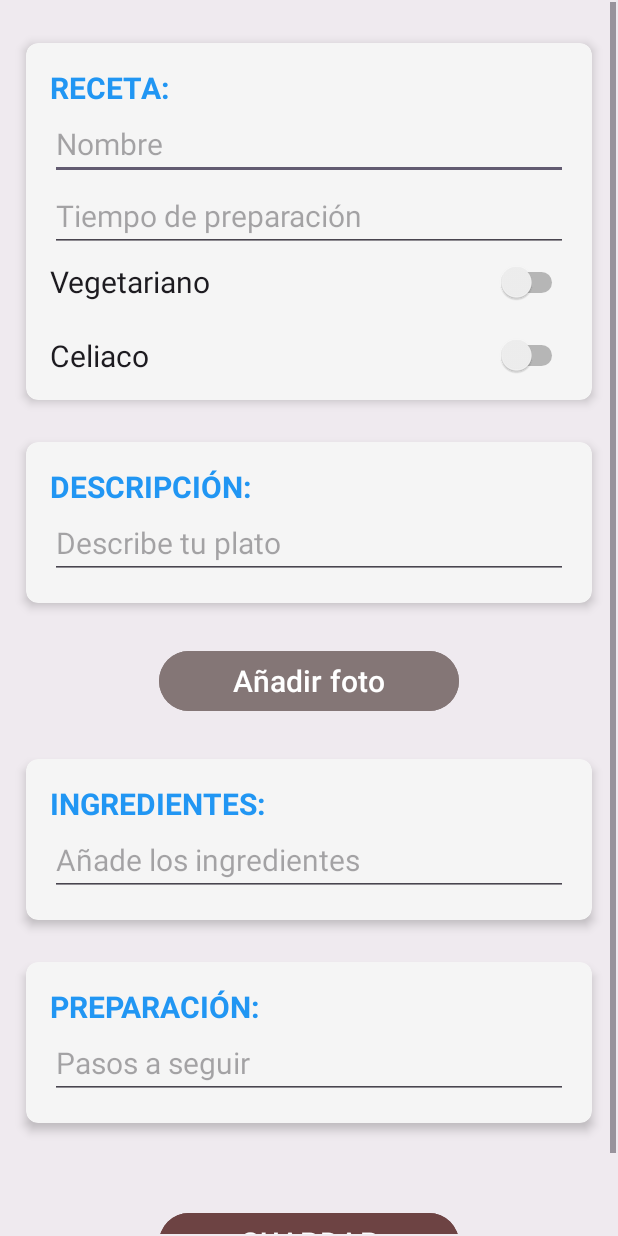
After one commit to Jardala35/ProyectoIntegradorlaolla, an Android app: the Anadir screen opened directly, with no data from a screen before it, on a phone screen of 412 x 824 dp. The commit adds this screen. Run offline under Robolectric (Android 15) with nearby library versions, the phone set to English and light mode, and no system bars; Roboto replaces fonts that are not available here.

Commit message:
Algunos cambios

```diff
--- a/app/src/main/AndroidManifest.xml
+++ b/app/src/main/AndroidManifest.xml
@@ -25,6 +25,9 @@
             android:name=".Receta"
             android:exported="false" />
         <activity
+            android:name=".Anadir"
+            android:exported="false" />
+        <activity
             android:name=".MainActivity"
             android:exported="false">
 
--- /dev/null
+++ b/app/src/main/java/com/example/proyectointegradorlaolla/Anadir.java
@@ -0,0 +1,52 @@
+package com.example.proyectointegradorlaolla;
+
+import android.os.Bundle;
+import android.view.View;
+import android.widget.EditText;
+import android.widget.Switch;
+
+import androidx.activity.EdgeToEdge;
+import androidx.appcompat.app.AppCompatActivity;
+import androidx.core.graphics.Insets;
+import androidx.core.view.ViewCompat;
+import androidx.core.view.WindowInsetsCompat;
+
+public class Anadir extends AppCompatActivity {
+
+    private EditText nombre;
+    private EditText tiempo;
+    private EditText descripcion;
+    private EditText ingredientes;
+    private EditText pasos;
+    private Switch vegetariano;
+    private Switch celiaco;
+
+    @Override
+    protected void onCreate(Bundle savedInstanceState) {
+        super.onCreate(savedInstanceState);
+        EdgeToEdge.enable(this);
+        setContentView(R.layout.activity_anadir);
+        nombre = findViewById(R.id.editTextnombre);
+        tiempo = findViewById(R.id.editTexttiempo);
+        descripcion = findViewById(R.id.editTextdescripcion);
+        ingredientes = findViewById(R.id.editTextingredientes);
+        pasos = findViewById(R.id.editTextpreparacion);
+        vegetariano = findViewById(R.id.swveg);
+        celiaco = findViewById(R.id.swcel);
+
+    }
+
+    public void guardarReceta(View view){
+
+
+
+        nombre.setText("");
+        tiempo.setText("");
+        descripcion.setText("");
+        ingredientes.setText("");
+        pasos.setText("");
+        vegetariano.setChecked(false);
+        celiaco.setChecked(false);
+        finish();
+    }
+}
--- a/app/src/main/java/com/example/proyectointegradorlaolla/MainActivity.java
+++ b/app/src/main/java/com/example/proyectointegradorlaolla/MainActivity.java
@@ -14,6 +14,7 @@ import androidx.appcompat.app.AppCompatActivity;
 import androidx.recyclerview.widget.LinearLayoutManager;
 import androidx.recyclerview.widget.RecyclerView;
 
+import com.google.android.material.tabs.TabLayout;
 import com.google.firebase.database.DataSnapshot;
 import com.google.firebase.database.DatabaseError;
 import com.google.firebase.database.DatabaseReference;
@@ -27,12 +28,23 @@ public class MainActivity extends AppCompatActivity {
     private RecyclerView miRecyclerView;
     private LinearLayoutManager miLayoutManager;
     private ElAdaptador miAdapter;
+
+    private TabLayout tl;
+    private TabLayout.Tab itb1;
     private ArrayList<ItemLista> datos;
     private FirebaseDatabase db;
     private FirebaseStorage fs;
 
 
     ActivityResultLauncher<Intent> stfrores = registerForActivityResult(new ActivityResultContracts.StartActivityForResult(), new ActivityResultCallback<ActivityResult>() {
+        @Override
+        public void onActivityResult(ActivityResult result) {
+            if(result.getResultCode() == RESULT_OK){
+
+            }
+        }
+    });
+    ActivityResultLauncher<Intent> stfrores2 = registerForActivityResult(new ActivityResultContracts.StartActivityForResult(), new ActivityResultCallback<ActivityResult>() {
         @Override
         public void onActivityResult(ActivityResult result) {
             if(result.getResultCode() == RESULT_OK){
@@ -67,8 +79,35 @@ public class MainActivity extends AppCompatActivity {
             }
         });
         miRecyclerView.setAdapter(miAdapter);
-    }
-    private void cargarDatos(ArrayList datos){
+        tl = findViewById(R.id.tablayout);
+        tl.addOnTabSelectedListener(new TabLayout.OnTabSelectedListener() {
+            @Override
+            public void onTabSelected(TabLayout.Tab tab) {
+
+                int tabPosition = tab.getPosition();
+                switch (tabPosition) {
+                    case 0:
+                        break;
+                    case 1:
+
+                        Intent intent = new Intent(getApplicationContext(), Anadir.class);
+                        stfrores2.launch(intent);
+                        tl.getTabAt(0).select();
+                        break;
+                }
+            }
+
+            @Override
+            public void onTabUnselected(TabLayout.Tab tab) {
+
+            }
+
+            @Override
+            public void onTabReselected(TabLayout.Tab tab) {
+
+            }
+        });}
+    public void cargarDatos(ArrayList datos){
         DatabaseReference dr = db.getInstance().getReference().child("recetas");
         dr.addListenerForSingleValueEvent(new ValueEventListener() {
             @Override
@@ -80,7 +119,6 @@ public class MainActivity extends AppCompatActivity {
                }
 
             }
-
             @Override
             public void onCancelled(@NonNull DatabaseError error) {
 
--- /dev/null
+++ b/app/src/main/res/layout/activity_anadir.xml
@@ -0,0 +1,265 @@
+<?xml version="1.0" encoding="utf-8"?>
+<androidx.constraintlayout.widget.ConstraintLayout xmlns:android="http://schemas.android.com/apk/res/android"
+    xmlns:app="http://schemas.android.com/apk/res-auto"
+    xmlns:tools="http://schemas.android.com/tools"
+    android:id="@+id/main"
+    android:layout_width="match_parent"
+    android:layout_height="match_parent"
+    android:background="#5ED3D3D3"
+    tools:context=".Anadir">
+
+    <ScrollView
+        android:id="@+id/scrollView2"
+        android:layout_width="0dp"
+        android:layout_height="0dp"
+        android:layout_marginStart="1dp"
+        android:layout_marginTop="1dp"
+        android:layout_marginEnd="1dp"
+        android:layout_marginBottom="1dp"
+        app:layout_constraintBottom_toBottomOf="parent"
+        app:layout_constraintEnd_toEndOf="parent"
+        app:layout_constraintHorizontal_bias="0.0"
+        app:layout_constraintStart_toStartOf="parent"
+        app:layout_constraintTop_toTopOf="parent"
+        app:layout_constraintVertical_bias="0.0">
+
+        <LinearLayout
+            android:layout_width="match_parent"
+            android:layout_height="wrap_content"
+            android:orientation="vertical">
+
+            <Space
+                android:layout_width="match_parent"
+                android:layout_height="27dp" />
+
+            <androidx.cardview.widget.CardView
+                android:layout_width="match_parent"
+                android:layout_height="wrap_content"
+                android:layout_marginStart="16dp"
+                android:layout_marginEnd="16dp"
+                app:cardBackgroundColor="#F5F5F5"
+                app:cardCornerRadius="8dp"
+                app:cardElevation="4dp">
+
+                <LinearLayout
+                    android:layout_width="match_parent"
+                    android:layout_height="wrap_content"
+                    android:orientation="vertical"
+                    android:padding="16dp">
+
+                    <TextView
+                        android:id="@+id/textView8"
+                        android:layout_width="match_parent"
+                        android:layout_height="wrap_content"
+                        android:text="RECETA: "
+                        android:textColor="#2196F3"
+                        android:textSize="20sp"
+                        android:textStyle="bold" />
+
+                    <EditText
+                        android:id="@+id/editTextnombre"
+                        android:layout_width="match_parent"
+                        android:layout_height="wrap_content"
+                        android:ems="10"
+                        android:hint="Nombre"
+                        android:inputType="text"
+                        android:textSize="20sp" />
+
+                    <EditText
+                        android:id="@+id/editTexttiempo"
+                        android:layout_width="match_parent"
+                        android:layout_height="wrap_content"
+                        android:ems="10"
+                        android:hint="Tiempo de preparación"
+                        android:inputType="number"
+                        android:textSize="20sp" />
+
+                    <Switch
+                        android:id="@+id/swveg"
+                        android:layout_width="match_parent"
+                        android:layout_height="40dp"
+                        android:text="Vegetariano"
+                        android:textSize="20sp" />
+
+                    <Space
+                        android:layout_width="match_parent"
+                        android:layout_height="15dp" />
+
+                    <Switch
+                        android:id="@+id/swcel"
+                        android:layout_width="match_parent"
+                        android:layout_height="wrap_content"
+                        android:text="Celiaco"
+                        android:textSize="20sp" />
+
+                </LinearLayout>
+            </androidx.cardview.widget.CardView>
+
+            <Space
+                android:layout_width="match_parent"
+                android:layout_height="28dp" />
+
+            <androidx.cardview.widget.CardView
+                android:layout_width="match_parent"
+                android:layout_height="wrap_content"
+                android:layout_marginStart="16dp"
+                android:layout_marginEnd="16dp"
+                app:cardBackgroundColor="#F5F5F5"
+                app:cardCornerRadius="8dp"
+                app:cardElevation="4dp">
+
+                <LinearLayout
+                    android:layout_width="match_parent"
+                    android:layout_height="wrap_content"
+                    android:orientation="vertical"
+                    android:padding="16dp">
+
+                    <TextView
+                        android:id="@+id/textView3"
+                        android:layout_width="match_parent"
+                        android:layout_height="wrap_content"
+                        android:text="DESCRIPCIÓN: "
+                        android:textColor="#2196F3"
+                        android:textSize="20sp"
+                        android:textStyle="bold" />
+
+                    <EditText
+                        android:id="@+id/editTextdescripcion"
+                        android:layout_width="match_parent"
+                        android:layout_height="wrap_content"
+                        android:ems="10"
+                        android:gravity="start|top"
+                        android:hint="Describe tu plato"
+                        android:inputType="textMultiLine"
+                        android:textSize="20sp" />
+
+                </LinearLayout>
+            </androidx.cardview.widget.CardView>
+
+            <Space
+                android:layout_width="match_parent"
+                android:layout_height="28dp" />
+
+            <Button
+                android:id="@+id/btnanadir"
+                android:layout_width="200dp"
+                android:layout_height="wrap_content"
+                android:layout_gravity="center"
+                android:layout_marginStart="16dp"
+                android:layout_marginEnd="16dp"
+                android:backgroundTint="#847676"
+                android:text="Añadir foto"
+                android:textColor="#FFFFFF"
+                android:textSize="20sp" />
+
+            <Space
+                android:layout_width="match_parent"
+                android:layout_height="28dp" />
+
+            <androidx.cardview.widget.CardView
+                android:layout_width="match_parent"
+                android:layout_height="wrap_content"
+                android:layout_marginStart="16dp"
+                android:layout_marginEnd="16dp"
+                app:cardBackgroundColor="#F5F5F5"
+                app:cardCornerRadius="8dp"
+                app:cardElevation="4dp">
+
+                <LinearLayout
+                    android:layout_width="match_parent"
+                    android:layout_height="wrap_content"
+                    android:orientation="vertical"
+                    android:padding="16dp">
+
+                    <TextView
+                        android:id="@+id/textView4"
+                        android:layout_width="match_parent"
+                        android:layout_height="wrap_content"
+                        android:text="INGREDIENTES: "
+                        android:textColor="#2196F3"
+                        android:textSize="20sp"
+                        android:textStyle="bold" />
+
+                    <EditText
+                        android:id="@+id/editTextingredientes"
+                        android:layout_width="match_parent"
+                        android:layout_height="wrap_content"
+                        android:ems="10"
+                        android:gravity="start|top"
+                        android:hint="Añade los ingredientes"
+                        android:inputType="textMultiLine"
+                        android:textSize="20sp" />
+
+                </LinearLayout>
+            </androidx.cardview.widget.CardView>
+
+            <Space
+                android:layout_width="match_parent"
+                android:layout_height="28dp" />
+
+            <androidx.cardview.widget.CardView
+                android:layout_width="match_parent"
+                android:layout_height="wrap_content"
+                android:layout_marginStart="16dp"
+                android:layout_marginEnd="16dp"
+                app:cardBackgroundColor="#F5F5F5"
+                app:cardCornerRadius="8dp"
+                app:cardElevation="4dp">
+
+                <LinearLayout
+                    android:layout_width="match_parent"
+                    android:layout_height="wrap_content"
+                    android:orientation="vertical"
+                    android:padding="16dp">
+
+                    <TextView
+                        android:id="@+id/textView5"
+                        android:layout_width="match_parent"
+                        android:layout_height="wrap_content"
+                        android:text="PREPARACIÓN: "
+                        android:textColor="#2196F3"
+                        android:textSize="20sp"
+                        android:textStyle="bold" />
+
+                    <EditText
+                        android:id="@+id/editTextpreparacion"
+                        android:layout_width="match_parent"
+                        android:layout_height="wrap_content"
+                        android:ems="10"
+                        android:gravity="start|top"
+                        android:hint="Pasos a seguir"
+                        android:inputType="textMultiLine"
+                        android:textSize="20sp" />
+
+                </LinearLayout>
+            </androidx.cardview.widget.CardView>
+
+            <Space
+                android:layout_width="match_parent"
+                android:layout_height="28dp" />
+
+            <Space
+                android:layout_width="match_parent"
+                android:layout_height="28dp" />
+
+            <Button
+                android:id="@+id/btnguardar"
+                android:layout_width="200dp"
+                android:layout_height="wrap_content"
+                android:layout_gravity="center"
+                android:layout_marginStart="16dp"
+                android:layout_marginEnd="16dp"
+                android:backgroundTint="#6D4343"
+                android:onClick="guardarReceta"
+                android:text="GUARDAR"
+                android:textColor="#FFFFFF"
+                android:textSize="20sp" />
+
+            <Space
+                android:layout_width="match_parent"
+                android:layout_height="28dp" />
+
+
+        </LinearLayout>
+    </ScrollView>
+</androidx.constraintlayout.widget.ConstraintLayout>
--- a/app/src/main/res/layout/activity_main.xml
+++ b/app/src/main/res/layout/activity_main.xml
@@ -36,17 +36,20 @@
     </androidx.recyclerview.widget.RecyclerView>
 
     <com.google.android.material.tabs.TabLayout
+        android:id="@+id/tablayout"
         android:layout_width="match_parent"
         android:layout_height="wrap_content"
         android:layout_weight="1">
 
         <com.google.android.material.tabs.TabItem
+            android:id="@+id/itm1"
             android:layout_width="wrap_content"
             android:layout_height="wrap_content"
             android:icon="@drawable/flame_fill"
             android:text="LaOlla" />
 
         <com.google.android.material.tabs.TabItem
+            android:id="@+id/itm2"
             android:layout_width="wrap_content"
             android:layout_height="wrap_content"
             android:icon="@drawable/plus_circle_fill"
--- a/app/src/main/res/layout/activity_main2.xml
+++ b/app/src/main/res/layout/activity_main2.xml
@@ -15,7 +15,7 @@
         android:src="@drawable/logo" />
 
     <Button
-        android:id="@+id/button2"
+        android:id="@+id/btnguardar"
         android:layout_width="match_parent"
         android:layout_height="wrap_content"
         android:layout_marginTop="30dp"
```
